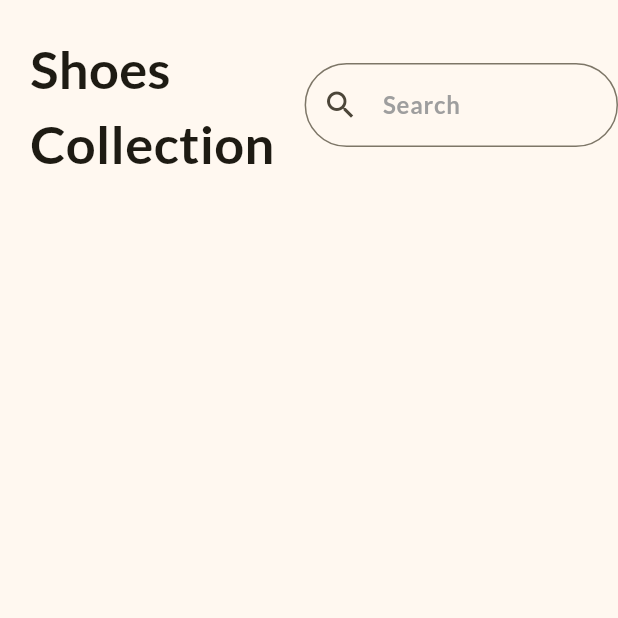
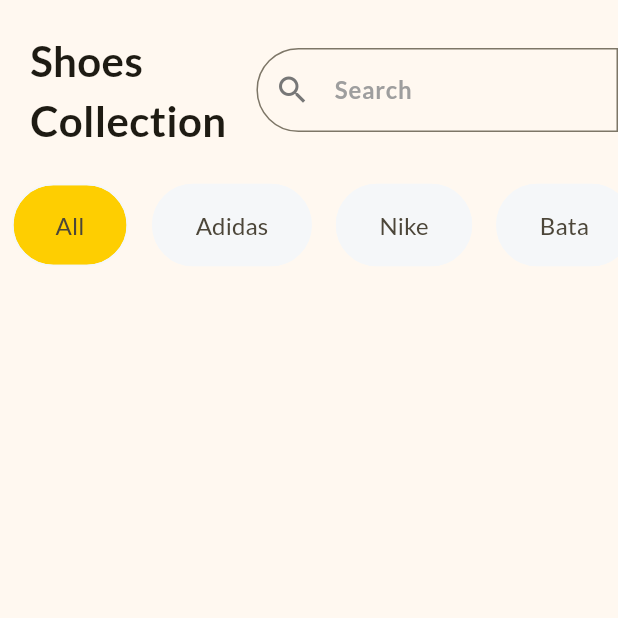
Before and after one commit to vatsal-06/ShoppingApp, a Flutter app: the screen it shows after launch, on a phone screen of 412 x 824 dp, the top half of it. Run offline on Flutter 3.47's test engine with Material 3 defaults, Android fonts, the phone set to English and light mode, and no system bars.

Commit message:
Main File Changes: Theme set, colors, prefixes Home Page: Top bar, Filters Bar Added, List of Brands Added

```diff
--- a/lib/home_page.dart
+++ b/lib/home_page.dart
@@ -1,7 +1,21 @@
 import 'package:flutter/material.dart';
 
-class HomePage extends StatelessWidget {
+class HomePage extends StatefulWidget {
   const HomePage({super.key});
+
+  @override
+  State<HomePage> createState() => _HomePageState();
+}
+
+class _HomePageState extends State<HomePage> {
+  final List<String> filters = const ['All', 'Adidas', 'Nike', 'Bata', 'Puma', 'Reebok'];
+  late String selectedFilter;
+
+  @override
+  void initState() {
+    super.initState();
+    selectedFilter = filters[0];
+  }
 
   @override
   Widget build(BuildContext context) {
@@ -9,22 +23,68 @@ class HomePage extends StatelessWidget {
       body: SafeArea(
         child: Column(
           children: [
-            Row(
+
+            // Header with Title and Search
+            const Row(
               children: [
-                const Padding(
+                Padding(
                   padding: EdgeInsets.all(20.0),
-                  child: Text('Shoes\nCollection', style: TextStyle(fontWeight: FontWeight.bold, fontSize: 35,),),
+                  child: Text(
+                    'Shoes\nCollection',
+                    style: TextStyle(
+                      fontWeight: FontWeight.bold,
+                      fontSize: 28,
+                    ),
+                  ),
                 ),
                 Expanded(
                   child: TextField(
                     decoration: InputDecoration(
                       hintText: 'Search',
-                      prefixIcon: const Icon(Icons.search),
-                      border: OutlineInputBorder(borderRadius: BorderRadius.circular(30)),
+                      prefixIcon: Icon(Icons.search),
+                      border: OutlineInputBorder(
+                        borderSide: BorderSide(width: 1, style: BorderStyle.none),
+                          borderRadius: BorderRadius.horizontal(
+                            left: Radius.circular(50)),
+                          ),
                     ),
                   ),
                 ),
               ],
+            ),
+
+            // Chips for Filters
+            SizedBox(
+              height: 60,
+              child: ListView.builder(
+                itemCount: filters.length,
+                scrollDirection: Axis.horizontal,
+                itemBuilder: (context, index) {
+                  final filter = filters[index];
+                  return Padding(
+                    padding: const EdgeInsets.symmetric(horizontal: 8.0),
+                    child: GestureDetector(
+                      onTap: () {
+                        setState(() {
+                          selectedFilter = filter;
+                        });
+                      },
+                      child: Chip(
+                        side: const BorderSide(color: Color.fromRGBO(245, 247, 249, 1),),
+                        padding: const EdgeInsets.symmetric(horizontal: 20, vertical: 15),
+                        backgroundColor: selectedFilter == filter ? Theme.of(context).colorScheme.primary : const Color.fromRGBO(245, 247, 249, 1),
+                        label: Text(filters[index]),
+                        shape: RoundedRectangleBorder(
+                          borderRadius: BorderRadius.circular(30),
+                        ),
+                        labelStyle: const TextStyle(
+                          fontSize: 16
+                        ),
+                      ),
+                    ),
+                  );
+                },
+                ),
             )
           ],
         ),
--- a/lib/main.dart
+++ b/lib/main.dart
@@ -15,10 +15,15 @@ class MyApp extends StatelessWidget {
       debugShowCheckedModeBanner: false,
       theme: ThemeData(
         fontFamily: 'Lato',
-        colorScheme: ColorScheme.fromSeed(seedColor: const Color.fromRGBO(254, 206, 1, 1)),
+        colorScheme: ColorScheme.fromSeed(
+          seedColor: const Color.fromRGBO(254, 206, 1, 1),
+          primary: const Color.fromRGBO(254, 206, 1, 1),
+          ),
         inputDecorationTheme: const InputDecorationTheme(
           hintStyle: TextStyle(color: Colors.grey, fontWeight: FontWeight.bold, fontSize: 16),
+          prefixIconColor: Color.fromRGBO(119, 119, 119, 1),
         ),
+        useMaterial3: true,
       ),
       home: HomePage(),
     );
```
